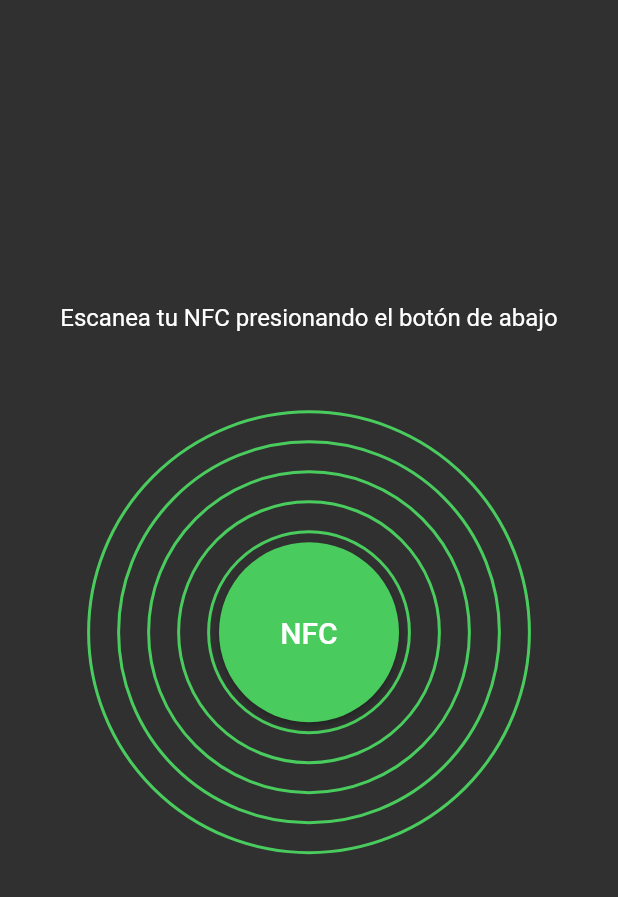
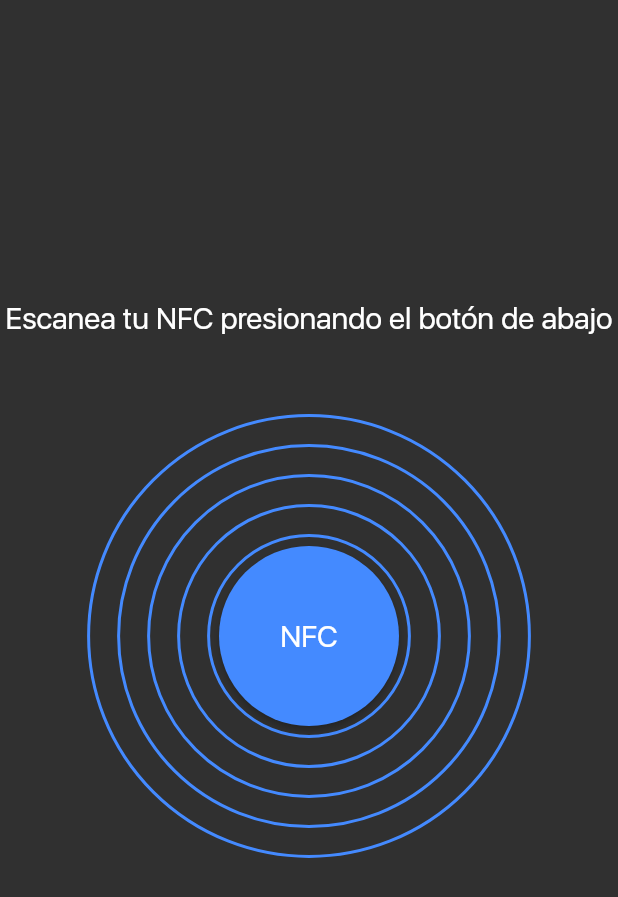
Before and after one commit to TheSebasx11/security-nfc, a Flutter app: the ScanNFCScreen screen opened directly, on a phone screen of 412 x 824 dp. Shown: the top 897 px of the screen. Run offline on Flutter 3.47's test engine with Material 2 defaults, Android fonts, the phone set to English and light mode, and no system bars; missing offline and left inert: nfc_manager, responsive_grid_list, web3dart; accounts and stored records are empty; network calls fail.

Commit message:
Font change

```diff
--- a/lib/components/doctor_widgets.dart
+++ b/lib/components/doctor_widgets.dart
@@ -25,6 +25,7 @@ Widget HomeWidget({required Map data}) => SafeArea(
 // ignore: non_constant_identifier_names
 Widget AlergiasWidget({required Map<String, List> data}) => SafeArea(
       child: ListView.builder(
+        physics: const BouncingScrollPhysics(),
         itemCount: data.length,
         itemBuilder: (context, index) => AlergiaWidget(
           title: data.keys.toList()[index],
@@ -37,6 +38,7 @@ Widget AlergiasWidget({required Map<String, List> data}) => SafeArea(
 // ignore: non_constant_identifier_names
 Widget MedicamentosWidget({required Map data}) => SafeArea(
       child: ListView.builder(
+        physics: const BouncingScrollPhysics(),
         itemCount: 3,
         itemBuilder: (context, index) => const MedicamentoWidget(),
       ),
@@ -45,6 +47,7 @@ Widget MedicamentosWidget({required Map data}) => SafeArea(
 // ignore: non_constant_identifier_names
 Widget AfeccionesWidget({required Map data}) => SafeArea(
       child: ListView.builder(
+        physics: const BouncingScrollPhysics(),
         itemCount: 3,
         itemBuilder: (context, index) => AfeccionWidget(),
       ),
--- a/lib/providers/nfc_service.dart
+++ b/lib/providers/nfc_service.dart
@@ -13,10 +13,10 @@ class NFCServices extends ChangeNotifier {
 //
   List<NFC> nfcs = [];
   final String _rpcUrl = Platform.isAndroid
-      ? /* "http://192.168.1.14:7545" */ "http://10.0.2.2:7545"
+      ? "http://192.168.1.36:7545" /* "http://10.0.2.2:7545" */
       : "127.0.0.1:7545";
   final String _wsUrl = Platform.isAndroid
-      ? /*  "ws://192.168.1.14:7545 */ "ws://10.0.2.2:7545"
+      ? "ws://192.168.1.36:7545" /*"ws://10.0.2.2:7545" */
       : "ws://127.0.0.1:7545";
   late Web3Client _webclient;
   late ContractAbi _abiCode;
--- a/lib/screens/animation_screen.dart
+++ b/lib/screens/doctor_screens/animation_screen.dart
@@ -21,7 +21,8 @@ class _CircleWaveRouteState extends State<CircleWaveRoute>
   void initState() {
     super.initState();
     controller = AnimationController(
-        duration: Duration(seconds: 4, milliseconds: 0), vsync: this)..repeat();
+        duration: const Duration(seconds: 4, milliseconds: 0), vsync: this)
+      ..repeat();
 
     controller.forward();
 
@@ -39,21 +40,22 @@ class _CircleWaveRouteState extends State<CircleWaveRoute>
     _animation = Tween(begin: 0.0, end: waveGap).animate(controller)
       ..addListener(() {
         setState(() {
-          waveRadius = 10*math.sin(_animation.value);
+          waveRadius = 10 * math.sin(_animation.value);
         });
       });
     ThemeData theme = Theme.of(context);
     return Stack(
       alignment: Alignment.center,
       children: [
-
         CustomPaint(
-            size: const Size(400,400),
+          size: const Size(400, 400),
           painter: CircleWavePainter(waveRadius, theme.primaryColor),
         ),
-          Align(alignment: Alignment.center, child: widget.child,),
+        Align(
+          alignment: Alignment.center,
+          child: widget.child,
+        ),
       ],
-
     );
   }
 
@@ -78,7 +80,7 @@ class CircleWavePainter extends CustomPainter {
   void paint(Canvas canvas, Size size) {
     double centerX = size.width / 2.0;
     double centerY = size.height / 2.0;
-    double maxRadius = 150;//hypot(centerX, centerY);
+    double maxRadius = 150; //hypot(centerX, centerY);
 
     var currentRadius = waveRadius;
     while (currentRadius < maxRadius) {
--- a/lib/screens/doctor_screen.dart
+++ b/lib/screens/doctor_screens/doctor_screen.dart
@@ -31,7 +31,11 @@ class _DoctorReadScreenState extends State<DoctorReadScreen> {
   final Map<String, List> alergiasInformationData = {
     "Melocoton": ["Hinchazón facial", "Baja"],
     "Diclofenaco": ["Baja presión", "Alta"],
-    "Pelaje Animal": ["Estornudos frecuentes", "Media"]
+    "Pelaje Animal": ["Estornudos frecuentes", "Media"],
+    "Peyo": ["Estornudos frecuentes", "Media"],
+    "Michositrioles": ["Estornudos frecuentes", "Media"],
+    "Pere": ["Estornudos frecuentes", "Media"],
+    "Karli": ["Estornudos frecuentes", "Media"],
   };
 
   @override
--- a/lib/screens/scan_screen.dart
+++ b/lib/screens/doctor_screens/scan_screen.dart
@@ -4,7 +4,7 @@ import 'package:nfc_manager/nfc_manager.dart';
 import 'package:nfc_manager/platform_tags.dart';
 
 import 'animation_screen.dart';
-import 'screens.dart';
+import '../screens.dart';
 
 class ScanNFCScreen extends StatefulWidget {
   const ScanNFCScreen({Key? key}) : super(key: key);
@@ -28,19 +28,20 @@ class ScanNFCScreenState extends State<ScanNFCScreen> {
             Text(
               "Escanea tu NFC presionando el botón de abajo",
               textAlign: TextAlign.center,
-              style: theme.textTheme.titleMedium,
+              style: theme.textTheme.titleLarge!
+                  .copyWith(fontFamily: "EspecialFont"),
             ),
             CircleWaveRoute(
               child: ElevatedButton(
                 style: ButtonStyle(
-                    fixedSize: MaterialStatePropertyAll(Size(120, 120)),
+                    fixedSize: const MaterialStatePropertyAll(Size(120, 120)),
                     shape: MaterialStatePropertyAll(RoundedRectangleBorder(
                       borderRadius: BorderRadius.circular(500),
                     ))),
                 onPressed: () => _tagRead(context),
                 child: const Text(
                   "NFC",
-                  style: TextStyle(fontSize: 20),
+                  style: TextStyle(fontSize: 20, fontFamily: "EspecialFont"),
                   textAlign: TextAlign.center,
                 ),
               ),
--- a/lib/screens/home_screen.dart
+++ b/lib/screens/user_screens/home_screen.dart
@@ -4,7 +4,7 @@ import 'dart:developer';
 import 'package:flutter/material.dart';
 import 'package:provider/provider.dart';
 import 'package:nfc_manager/nfc_manager.dart';
-import '../providers/nfc_service.dart';
+import '../../providers/nfc_service.dart';
 
 import 'package:url_launcher/url_launcher.dart';
 
--- a/pubspec.yaml
+++ b/pubspec.yaml
@@ -70,6 +70,11 @@ flutter:
   assets:
     - build/contracts/NFCContracts.json
     - build/contracts/Auth.json
+
+  fonts:
+    - family: EspecialFont
+      fonts:
+        - asset: assets/System San Francisco Display Regular.ttf
   # An image asset can refer to one or more resolution-specific "variants", see
   # https://flutter.dev/assets-and-images/#resolution-aware.
 
```
Also changed, not shown: lib/main.dart (+5 -2 lines), lib/screens/screens.dart (+4 -4 lines), assets/EspecialFont-Regular.otf (added), assets/System San Francisco Display Regular.ttf (added), package-lock.json, 1 other file. Lines whose indentation alone changed are shown as unchanged.
